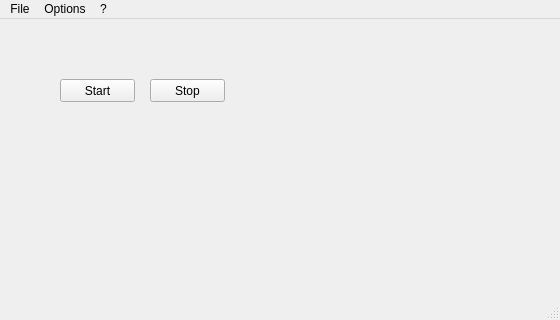
hasboeuf/hb, file network-example/network-user/forms/UserMainWindow.ui: the form before one commit.
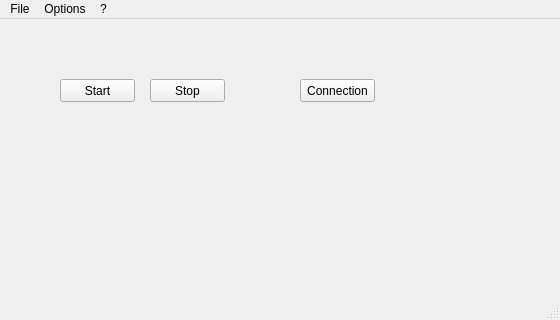
The form after the commit.

Patch:
```diff
--- a/network-example/network-user/forms/UserMainWindow.ui
+++ b/network-example/network-user/forms/UserMainWindow.ui
@@ -40,6 +40,19 @@
      <string>Stop</string>
     </property>
    </widget>
+   <widget class="QPushButton" name="ui_qpb_connection">
+    <property name="geometry">
+     <rect>
+      <x>300</x>
+      <y>60</y>
+      <width>75</width>
+      <height>23</height>
+     </rect>
+    </property>
+    <property name="text">
+     <string>Connection</string>
+    </property>
+   </widget>
   </widget>
   <widget class="QMenuBar" name="menubar">
    <property name="geometry">
```
